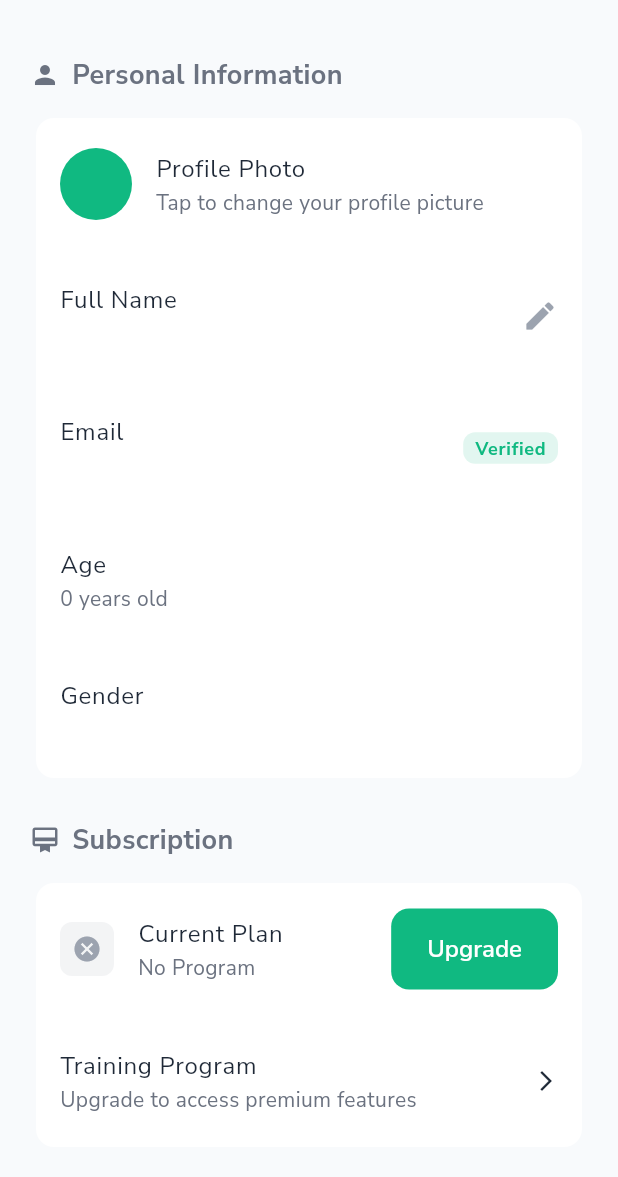
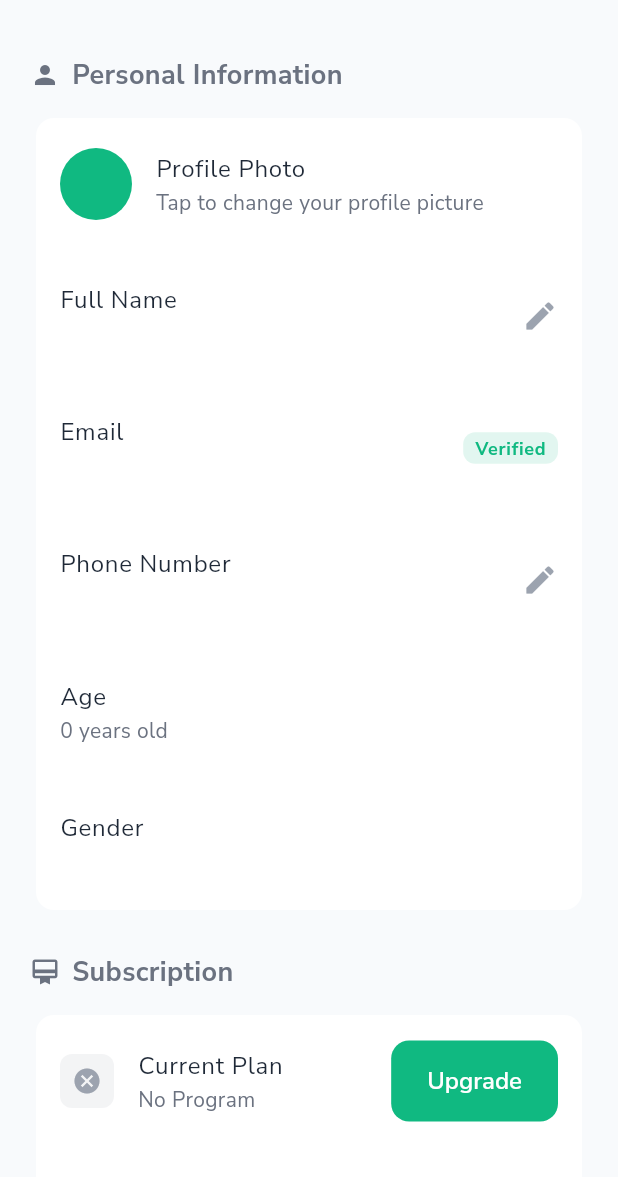
Before and after one commit to mahmoudal99/moctarnutrition, a Flutter app: the AccountSettingsScreen screen opened by its route, on a phone screen of 412 x 824 dp, the part 59-1236 px from its top. Run offline on Flutter 3.47's test engine with Material 3 defaults, Android fonts, the phone set to English and light mode, and no system bars; our stand-ins replace auth_buttons, cached_network_image, cloud_firestore, confetti, firebase_auth, firebase_core and 17 more; missing offline and left inert: flutter_floating_bottom_bar, flutter_stripe, mobile_scanner, openfoodfacts; accounts and stored records are empty; project files that could hold a hidden picture were left out.

Commit message:
Add phone number to account_settings_screen.dart

```diff
--- a/lib/features/profile/presentation/screens/account_settings_screen.dart
+++ b/lib/features/profile/presentation/screens/account_settings_screen.dart
@@ -152,6 +152,16 @@ class _PersonalInfoSection extends StatelessWidget {
               ),
             ),
             _InfoCard(
+              title: 'Phone Number',
+              subtitle: user.phoneNumber ?? 'Not set',
+              trailing: user.phoneNumber != null
+                  ? const Icon(Icons.edit, color: AppConstants.textTertiary)
+                  : null,
+              onTap: user.phoneNumber != null
+                  ? () => _showEditPhoneDialog(context, user)
+                  : null,
+            ),
+            _InfoCard(
               title: 'Age',
               subtitle: '${user.preferences.age} years old',
               onTap: () => _showEditAgeDialog(context, user),
@@ -260,6 +270,42 @@ class _PersonalInfoSection extends StatelessWidget {
               final newName = nameController.text.trim();
               if (newName.isNotEmpty && newName != user.name) {
                 // TODO: Implement name update
+                Navigator.of(context).pop();
+              }
+            },
+            child: const Text('Save'),
+          ),
+        ],
+      ),
+    );
+  }
+
+  void _showEditPhoneDialog(BuildContext context, UserModel user) {
+    final phoneController = TextEditingController(text: user.phoneNumber ?? '');
+
+    showDialog(
+      context: context,
+      builder: (context) => AlertDialog(
+        title: const Text('Edit Phone Number'),
+        content: TextField(
+          controller: phoneController,
+          keyboardType: TextInputType.phone,
+          decoration: const InputDecoration(
+            labelText: 'Phone Number',
+            hintText: 'Enter your phone number',
+            prefixIcon: Icon(Icons.phone),
+          ),
+        ),
+        actions: [
+          TextButton(
+            onPressed: () => Navigator.of(context).pop(),
+            child: const Text('Cancel'),
+          ),
+          ElevatedButton(
+            onPressed: () async {
+              final newPhone = phoneController.text.trim();
+              if (newPhone.isNotEmpty && newPhone != user.phoneNumber) {
+                // TODO: Implement phone number update
                 Navigator.of(context).pop();
               }
             },
```
